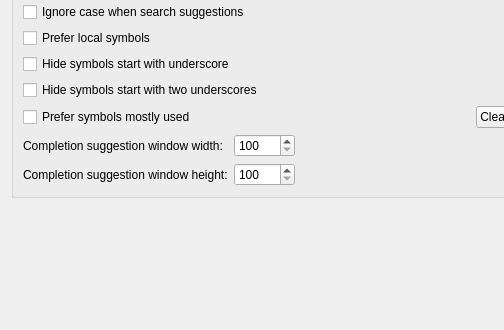
royqh1979/RedPanda-CPP, file RedPandaIDE/settingsdialog/editorcodecompletionwidget.ui: the form before one commit; both pictures show x 0 to 504 and y 316 to 646 of the 599 by 646 pixel window.
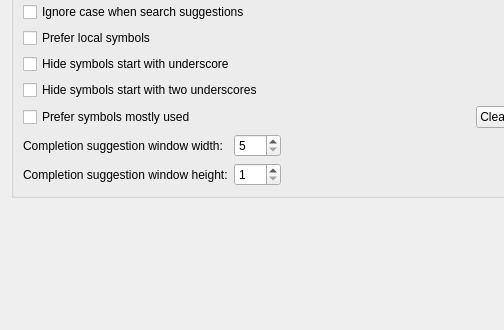
The form after the commit.

The edit to the form file:
```diff
--- a/RedPandaIDE/settingsdialog/editorcodecompletionwidget.ui
+++ b/RedPandaIDE/settingsdialog/editorcodecompletionwidget.ui
@@ -250,10 +250,10 @@
          <item row="0" column="1">
           <widget class="QSpinBox" name="spinWidth">
            <property name="minimum">
-            <number>100</number>
+            <number>5</number>
            </property>
            <property name="maximum">
-            <number>10000</number>
+            <number>999</number>
            </property>
           </widget>
          </item>
@@ -267,10 +267,10 @@
          <item row="1" column="1">
           <widget class="QSpinBox" name="spinHeight">
            <property name="minimum">
-            <number>100</number>
+            <number>1</number>
            </property>
            <property name="maximum">
-            <number>10000</number>
+            <number>999</number>
            </property>
           </widget>
          </item>
```
